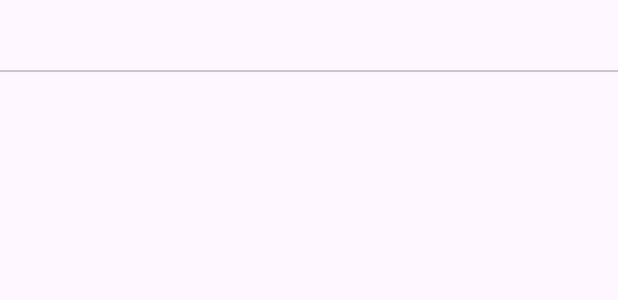
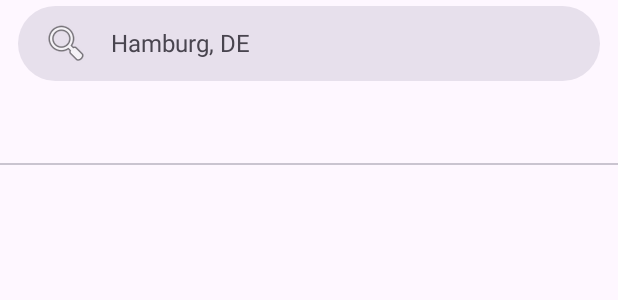
Before and after one commit to jvoye23/FavoriteWeatherCast, an Android app: the layout fragment_forecast.xml on its own in the app's theme, with its tools: preview values and no code run, on a phone screen of 412 x 824 dp. Shown: the top 300 px of the screen. Run offline under Robolectric (Android 15) with nearby library versions, the phone set to English and light mode, and no system bars.

Commit message:
Move CoordinatorLayout to ForecastFragment

```diff
--- a/app/src/main/java/com/voye/favoriteweathercasts/MainActivity.kt
+++ b/app/src/main/java/com/voye/favoriteweathercasts/MainActivity.kt
@@ -99,21 +99,8 @@ class MainActivity : AppCompatActivity() {
         binding.lifecycleOwner = this
         binding.viewModel = viewModel
 
-        // Set listeners for Autocomplete activity
-        val mySearchTextView = binding.searchTextView
-        mySearchTextView.setOnClickListener {
-            val intent = Intent(this, PlacesAutocompleteActivity::class.java)
-            startActivity(intent)
-        }
 
-        val mySearchButton = binding.searchButton
-        mySearchButton.setOnClickListener {
-            val intent = Intent(this, PlacesAutocompleteActivity::class.java)
-            startActivity(intent)
-        }
 
-        val toolbar = binding.toolbar
-        setSupportActionBar(toolbar)
         //Navigation.findNavController(this, R.id.nav_host_fragment)
         navController = Navigation.findNavController(this, R.id.nav_host_fragment)
         setupWithNavController(binding.bottomNavigationView, navController)
--- a/app/src/main/java/com/voye/favoriteweathercasts/presentation/ForecastFragment.kt
+++ b/app/src/main/java/com/voye/favoriteweathercasts/presentation/ForecastFragment.kt
@@ -1,11 +1,15 @@
 package com.voye.favoriteweathercasts.presentation
 
+import android.content.Intent
 import android.os.Bundle
 import android.view.LayoutInflater
 import android.view.View
 import android.view.ViewGroup
+import androidx.activity.viewModels
 import androidx.appcompat.app.AppCompatActivity
 import androidx.fragment.app.Fragment
+import androidx.fragment.app.activityViewModels
+import androidx.fragment.app.viewModels
 import com.google.android.material.tabs.TabLayoutMediator
 import com.voye.favoriteweathercasts.databinding.FragmentForecastBinding
 
@@ -15,6 +19,8 @@ class ForecastFragment : Fragment() {
     // This property is only valid between onCreateView and
     // onDestroyView.
     private val binding get() =_binding!!
+
+    private val viewModel: WeatherViewModel by activityViewModels()
 
     override fun onCreateView(
         inflater: LayoutInflater,
@@ -37,6 +43,24 @@ class ForecastFragment : Fragment() {
                 }
             }).attach()
 
+        // Set listeners for Autocomplete activity
+        val mySearchTextView = binding.searchTextView
+        mySearchTextView.setOnClickListener {
+            val intent = Intent(activity, PlacesAutocompleteActivity::class.java)
+            startActivity(intent)
+        }
+
+        val mySearchButton = binding.searchButton
+        mySearchButton.setOnClickListener {
+            val intent = Intent(activity, PlacesAutocompleteActivity::class.java)
+            startActivity(intent)
+        }
+        val toolbar = binding.toolbar
+        (requireActivity() as AppCompatActivity).setSupportActionBar(toolbar)
+
+        binding.lifecycleOwner = this
+        binding.viewModel = viewModel
+
         return view
     }
 
--- a/app/src/main/res/layout/activity_main.xml
+++ b/app/src/main/res/layout/activity_main.xml
@@ -11,9 +11,10 @@
             type="com.voye.favoriteweathercasts.presentation.WeatherViewModel" />
     </data>
 
-    <androidx.appcompat.widget.LinearLayoutCompat
+    <androidx.constraintlayout.widget.ConstraintLayout
         android:layout_width="match_parent"
-        android:layout_height="match_parent">
+        android:layout_height="match_parent"
+        android:orientation="vertical">
 
         <androidx.constraintlayout.widget.ConstraintLayout
             android:id="@+id/progress_bar_background"
@@ -37,13 +38,13 @@
         </androidx.constraintlayout.widget.ConstraintLayout>
 
 
-        <androidx.coordinatorlayout.widget.CoordinatorLayout
+       <!-- <androidx.coordinatorlayout.widget.CoordinatorLayout
             android:layout_width="match_parent"
             android:layout_height="match_parent"
             android:fitsSystemWindows="true"
-            tools:context=".MainActivity">
+            tools:context=".MainActivity">-->
 
-            <com.google.android.material.appbar.AppBarLayout
+           <!-- <com.google.android.material.appbar.AppBarLayout
                 android:layout_width="match_parent"
                 android:layout_height="wrap_content">
 
@@ -94,7 +95,9 @@
 
                 </androidx.appcompat.widget.Toolbar>
 
-            </com.google.android.material.appbar.AppBarLayout>
+            </com.google.android.material.appbar.AppBarLayout>-->
+
+
 
 
             <fragment
@@ -107,25 +110,28 @@
                 app:navGraph="@navigation/nav_graph"
                 tools:layout="@layout/fragment_today_forecast" />
 
-
-
         <com.google.android.material.bottomnavigation.BottomNavigationView
             android:id="@+id/bottomNavigationView"
             android:layout_width="match_parent"
             android:layout_height="wrap_content"
-                android:layout_gravity="bottom"
+
             android:visibility="visible"
             app:itemIconSize="28dp"
             app:labelVisibilityMode="labeled"
+            app:layout_constraintBottom_toBottomOf="parent"
             app:menu="@menu/navigation">
 
         </com.google.android.material.bottomnavigation.BottomNavigationView>
 
 
-        </androidx.coordinatorlayout.widget.CoordinatorLayout>
 
 
-    </androidx.appcompat.widget.LinearLayoutCompat>
+
+
+        <!--</androidx.coordinatorlayout.widget.CoordinatorLayout>-->
+
+
+    </androidx.constraintlayout.widget.ConstraintLayout>
 
 
 </layout>
--- a/app/src/main/res/layout/fragment_favorites.xml
+++ b/app/src/main/res/layout/fragment_favorites.xml
@@ -20,11 +20,11 @@
             android:layout_alignParentEnd="true"
             android:layout_alignParentBottom="true"
             android:layout_marginEnd="16dp"
-            android:layout_marginBottom="160dp"
+            android:layout_marginBottom="100dp"
             android:text="@string/fab_add_button"
             app:icon="@drawable/ic_baseline_star_24px"
             app:layout_constraintBottom_toBottomOf="parent"
-            app:layout_constraintEnd_toEndOf="parent"/>
+            app:layout_constraintEnd_toEndOf="parent" />
 
         <View
             android:id="@+id/circle"
@@ -39,9 +39,6 @@
             app:layout_constraintBottom_toBottomOf="parent"
             app:layout_constraintEnd_toEndOf="parent">
         </View>
-
-
-
     </androidx.constraintlayout.widget.ConstraintLayout>
 
 
--- a/app/src/main/res/layout/fragment_forecast.xml
+++ b/app/src/main/res/layout/fragment_forecast.xml
@@ -1,24 +1,87 @@
 <?xml version="1.0" encoding="utf-8"?>
 
 <layout
-    xmlns:android="http://schemas.android.com/apk/res/android">
-    <LinearLayout
+    xmlns:android="http://schemas.android.com/apk/res/android"
+    xmlns:app="http://schemas.android.com/apk/res-auto"
+    xmlns:tools="http://schemas.android.com/tools">
+
+    <data>
+        <variable
+            name="viewModel"
+            type="com.voye.favoriteweathercasts.presentation.WeatherViewModel" />
+    </data>
+
+        <androidx.coordinatorlayout.widget.CoordinatorLayout
             android:layout_width="match_parent"
-        android:layout_height="match_parent"
-        android:orientation="vertical">
+            android:layout_height="match_parent">
+
+            <com.google.android.material.appbar.AppBarLayout
+                android:layout_width="match_parent"
+                android:layout_height="wrap_content">
+
+                <androidx.appcompat.widget.Toolbar
+                    android:id="@+id/toolbar"
+                    android:layout_width="match_parent"
+                    android:layout_height="50dp"
+                    android:layout_marginLeft="12dp"
+                    android:layout_marginTop="4dp"
+                    android:layout_marginRight="12dp"
+                    android:layout_marginBottom="8dp"
+                    android:background="@drawable/background_border"
+                    app:layout_scrollFlags="scroll|enterAlways|snap"
+                    app:popupTheme="@style/AppTheme.PopupOverlay">
+
+
+                    <androidx.appcompat.widget.LinearLayoutCompat
+                        android:layout_width="match_parent"
+                        android:layout_height="wrap_content"
+                        android:layout_gravity="center_vertical"
+                        android:gravity="center_vertical"
+                        android:orientation="horizontal">
+
+                        <ImageButton
+                            android:id="@+id/search_button"
+                            android:layout_width="wrap_content"
+                            android:layout_height="48dp"
+                            android:background="@android:color/transparent"
+                            android:textAlignment="viewStart"
+                            app:srcCompat="@android:drawable/ic_menu_search">
+
+                        </ImageButton>
+
+                        <TextView
+                            android:id="@+id/search_textView"
+                            android:layout_width="match_parent"
+                            android:layout_height="48dp"
+                            android:layout_marginLeft="14dp"
+                            android:gravity="center_vertical"
+                            android:text='@{viewModel.currentLocationText}'
+                            android:textSize="16sp"
+                            tools:text="Hamburg, DE">
+
+                        </TextView>
+
+                    </androidx.appcompat.widget.LinearLayoutCompat>
+
+                </androidx.appcompat.widget.Toolbar>
 
                 <com.google.android.material.tabs.TabLayout
                     android:id="@+id/forecastTabs"
                     android:layout_width="match_parent"
-            android:layout_height="wrap_content"
-            android:layout_gravity="fill_horizontal">
-        </com.google.android.material.tabs.TabLayout>
+                    android:layout_height="wrap_content"/>
+
+            </com.google.android.material.appbar.AppBarLayout>
+
+
 
             <androidx.viewpager2.widget.ViewPager2
                 android:id="@+id/view_pager"
                 android:layout_width="match_parent"
-            android:layout_height="0dp"
-            android:layout_weight="1" />
-    </LinearLayout>
+                android:layout_height="match_parent"
+                app:layout_behavior="@string/appbar_scrolling_view_behavior"/>
+
+
+        </androidx.coordinatorlayout.widget.CoordinatorLayout>
+
 
 </layout>
```
Lines whose indentation alone changed are shown as unchanged.
